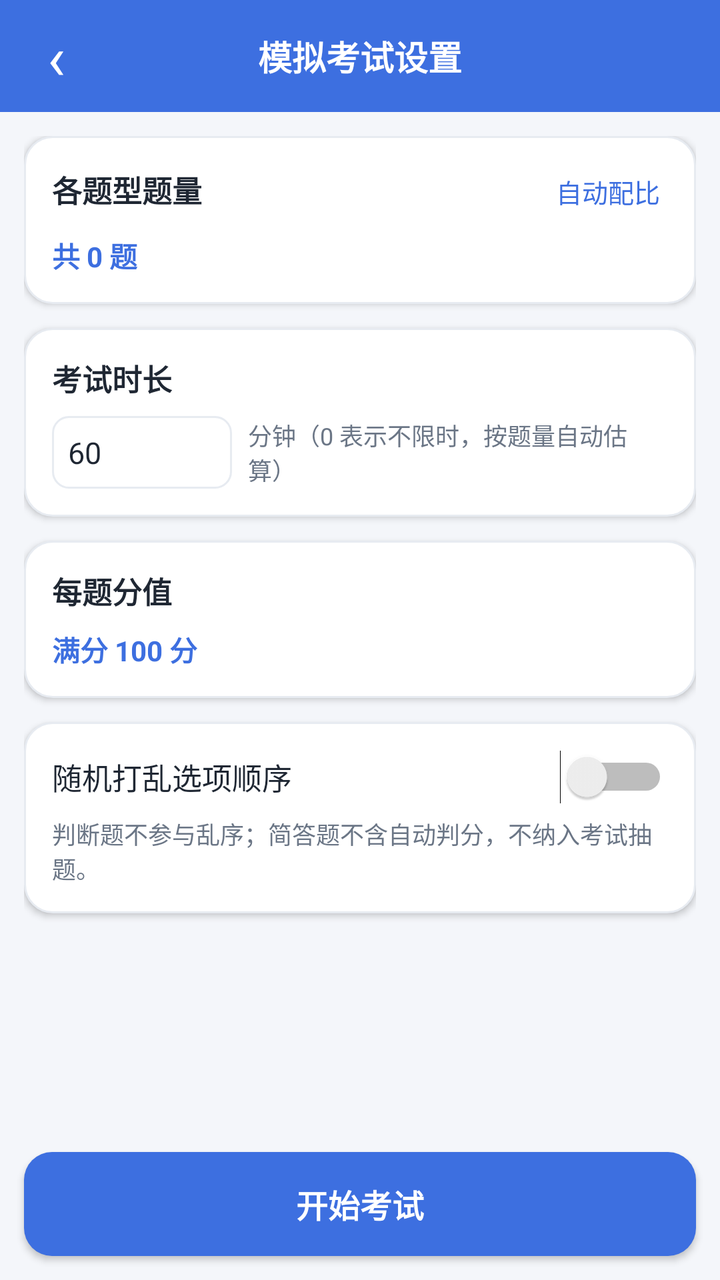
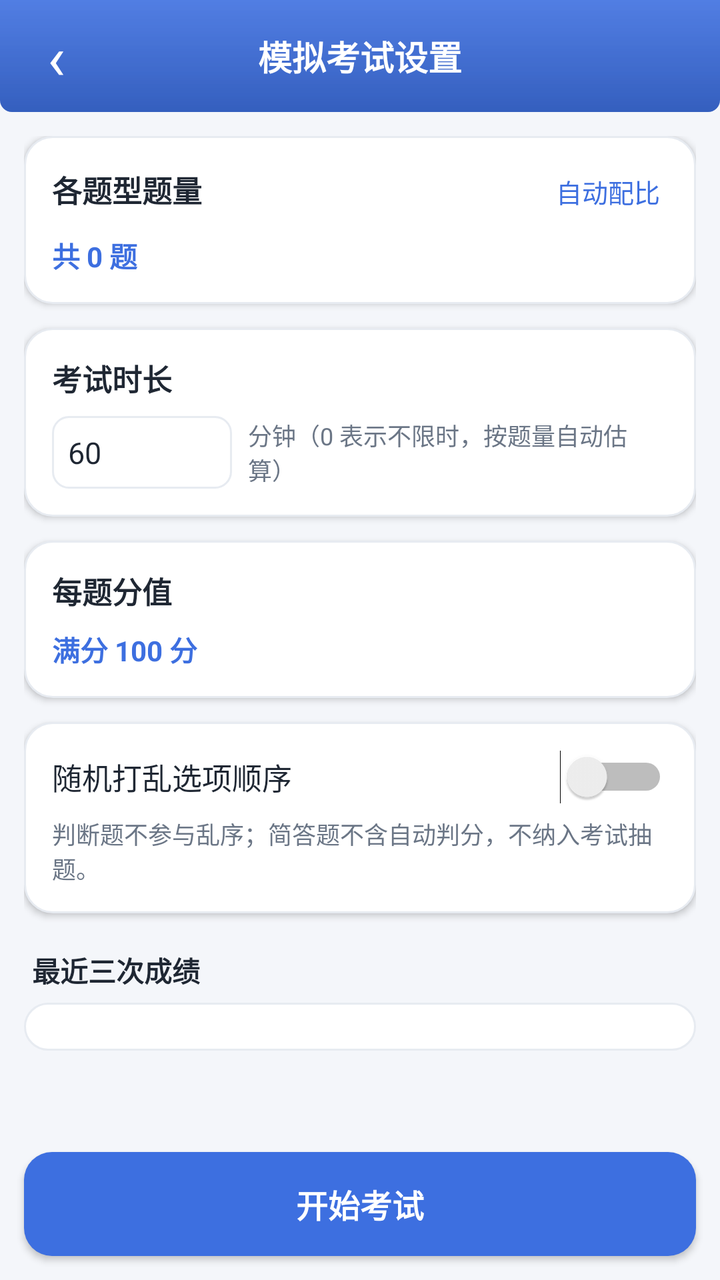

Two renders of the same Android screen: before a commit and after it. Below are the layout's source before the change and the commit's diff.
<!-- AndroidManifest.xml: application theme AppTheme.Light -->
<!-- res/layout/activity_exam_config.xml -->
<?xml version="1.0" encoding="utf-8"?>
<LinearLayout xmlns:android="http://schemas.android.com/apk/res/android"
    android:layout_width="match_parent"
    android:layout_height="match_parent"
    android:background="?attr/qzBg"
    android:orientation="vertical">

    <FrameLayout
        android:layout_width="match_parent"
        android:layout_height="wrap_content"
        android:background="?attr/qzPrimary">

        <TextView
            android:id="@+id/btnBack"
            android:layout_width="56dp"
            android:layout_height="56dp"
            android:gravity="center"
            android:text="‹"
            android:textColor="?attr/qzOnPrimary"
            android:textSize="30sp" />

        <TextView
            android:layout_width="wrap_content"
            android:layout_height="56dp"
            android:layout_gravity="center"
            android:gravity="center"
            android:text="@string/ui_73"
            android:textColor="?attr/qzOnPrimary"
            android:textSize="17sp"
            android:textStyle="bold" />
    </FrameLayout>

    <ScrollView
        android:layout_width="match_parent"
        android:layout_height="0dp"
        android:layout_weight="1"
        android:fillViewport="true">

        <LinearLayout
            android:layout_width="match_parent"
            android:layout_height="wrap_content"
            android:orientation="vertical"
            android:padding="12dp">

            <LinearLayout
                android:layout_width="match_parent"
                android:layout_height="wrap_content"
                android:background="@drawable/bg_card"
                android:elevation="2dp"
                android:orientation="vertical"
                android:padding="14dp">

                <LinearLayout
                    android:layout_width="match_parent"
                    android:layout_height="wrap_content"
                    android:orientation="horizontal">

                    <TextView
                        android:layout_width="0dp"
                        android:layout_height="wrap_content"
                        android:layout_weight="1"
                        android:text="@string/ui_35"
                        android:textColor="?attr/qzText"
                        android:textSize="15sp"
                        android:textStyle="bold" />

                    <TextView
                        android:id="@+id/btnAutoMix"
                        android:layout_width="wrap_content"
                        android:layout_height="wrap_content"
                        android:padding="4dp"
                        android:text="@string/ui_114"
                        android:textColor="?attr/qzPrimary"
                        android:textSize="13sp" />
                </LinearLayout>

                <LinearLayout
                    android:id="@+id/typeRows"
                    android:layout_width="match_parent"
                    android:layout_height="wrap_content"
                    android:orientation="vertical" />

                <TextView android:layout_width="wrap_content" android:layout_height="wrap_content"
                    android:id="@+id/totalTv"
                    android:layout_marginTop="8dp"
                    android:text="@string/ui_19"
                    android:textColor="?attr/qzPrimary"
                    android:textSize="14sp"
                    android:textStyle="bold" />
            </LinearLayout>

            <LinearLayout
                android:layout_width="match_parent"
                android:layout_height="wrap_content"
                android:layout_marginTop="12dp"
                android:background="@drawable/bg_card"
                android:elevation="2dp"
                android:orientation="vertical"
                android:padding="14dp">

                <TextView android:layout_width="wrap_content" android:layout_height="wrap_content"
                    android:text="@string/ui_111"
                    android:textColor="?attr/qzText"
                    android:textSize="15sp"
                    android:textStyle="bold" />

                <LinearLayout
                    android:layout_width="match_parent"
                    android:layout_height="wrap_content"
                    android:layout_marginTop="8dp"
                    android:gravity="center_vertical"
                    android:orientation="horizontal">

                    <EditText
                        android:id="@+id/minutes"
                        android:layout_width="90dp"
                        android:layout_height="wrap_content"
                        android:background="@drawable/bg_input"
                        android:inputType="number"
                        android:maxLength="4"
                        android:padding="8dp"
                        android:text="60"
                        android:textColor="?attr/qzText"
                        android:textSize="15sp" />

                    <TextView android:layout_width="wrap_content" android:layout_height="wrap_content"
                        android:layout_marginStart="8dp"
                        android:text="@string/ui_26"
                        android:textColor="?attr/qzTextSub"
                        android:textSize="12sp" />
                </LinearLayout>
            </LinearLayout>

            <LinearLayout
                android:layout_width="match_parent"
                android:layout_height="wrap_content"
                android:layout_marginTop="12dp"
                android:background="@drawable/bg_card"
                android:elevation="2dp"
                android:orientation="vertical"
                android:padding="14dp">

                <TextView android:layout_width="wrap_content" android:layout_height="wrap_content"
                    android:text="@string/ui_77"
                    android:textColor="?attr/qzText"
                    android:textSize="15sp"
                    android:textStyle="bold" />

                <LinearLayout
                    android:id="@+id/pointRows"
                    android:layout_width="match_parent"
                    android:layout_height="wrap_content"
                    android:orientation="vertical" />

                <TextView android:layout_width="wrap_content" android:layout_height="wrap_content"
                    android:id="@+id/fullTv"
                    android:layout_marginTop="8dp"
                    android:text="@string/ui_87"
                    android:textColor="?attr/qzPrimary"
                    android:textSize="14sp"
                    android:textStyle="bold" />
            </LinearLayout>

            <LinearLayout
                android:layout_width="match_parent"
                android:layout_height="wrap_content"
                android:layout_marginTop="12dp"
                android:background="@drawable/bg_card"
                android:elevation="2dp"
                android:orientation="vertical"
                android:padding="14dp">

                <LinearLayout
                    android:layout_width="match_parent"
                    android:layout_height="wrap_content"
                    android:gravity="center_vertical"
                    android:orientation="horizontal">

                    <TextView
                        android:layout_width="0dp"
                        android:layout_height="wrap_content"
                        android:layout_weight="1"
                        android:text="@string/ui_134"
                        android:textColor="?attr/qzText"
                        android:textSize="15sp" />

                    <Switch
                        android:id="@+id/shuffle"
                        android:layout_width="wrap_content"
                        android:layout_height="wrap_content" />
                </LinearLayout>

                <TextView android:layout_width="wrap_content" android:layout_height="wrap_content"
                    android:layout_marginTop="6dp"
                    android:text="@string/ui_28"
                    android:textColor="?attr/qzTextSub"
                    android:textSize="12sp" />
            </LinearLayout>
        </LinearLayout>
    </ScrollView>

    <TextView
        android:id="@+id/btnStart"
        android:layout_width="match_parent"
        android:layout_height="52dp"
        android:layout_margin="12dp"
        android:background="@drawable/bg_btn_primary"
        android:elevation="2dp"
        android:gravity="center"
        android:text="@string/ui_54"
        android:textColor="?attr/qzOnPrimary"
        android:textSize="16sp"
        android:textStyle="bold" />
</LinearLayout>
<!-- resources referenced by this layout -->
<resources>
  <string name="ui_111">考试时长</string>
  <string name="ui_114">自动配比</string>
  <string name="ui_19">共 0 题</string>
  <string name="ui_35">各题型题量</string>
  <string name="ui_54">开始考试</string>
  <string name="ui_77">每题分值</string>
  <style name="AppTheme.Light" parent="android:Theme.Material.Light.NoActionBar">
          <item name="android:colorPrimary">@color/primaryLight</item>
          <item name="android:colorPrimaryDark">@color/primaryDarkLight</item>
          <item name="android:colorAccent">@color/primaryLight</item>
          <item name="android:windowBackground">@color/bgLight</item>
          <item name="android:colorBackground">@color/bgLight</item>
          <item name="android:statusBarColor">@color/primaryDarkLight</item>
          <item name="android:navigationBarColor">@color/bgLight</item>
          <item name="android:textColorPrimary">@color/textLight</item>
          <item name="android:textColorSecondary">@color/textSubLight</item>
  
          <item name="qzPrimary">@color/primaryLight</item>
          <item name="qzBg">@color/bgLight</item>
          <item name="qzSurface">@color/surfaceLight</item>
          <item name="qzChipBg">@color/chipBgLight</item>
          <item name="qzText">@color/textLight</item>
          <item name="qzTextSub">@color/textSubLight</item>
          <item name="qzDivider">@color/dividerLight</item>
          <item name="qzGreen">@color/greenLight</item>
          <item name="qzGreenBg">@color/greenBgLight</item>
          <item name="qzRed">@color/redLight</item>
          <item name="qzRedBg">@color/redBgLight</item>
          <item name="qzOrange">@color/orangeLight</item>
          <item name="qzOrangeBg">@color/orangeBgLight</item>
          <item name="qzPrimaryBg">@color/primaryBgLight</item>
          <item name="qzStroke">@color/strokeLight</item>
          <item name="qzOnPrimary">@color/white</item>
      </style>
  <color name="white">#FFFFFF</color>
  <!-- unchanged entries left out for length: 24 -->
</resources>

<!-- the commit's change to res/layout/activity_exam_config.xml (unified diff, before → after) -->
@@ -8,7 +8,7 @@
     <FrameLayout
         android:layout_width="match_parent"
         android:layout_height="wrap_content"
-        android:background="?attr/qzPrimary">
+        android:background="@drawable/bg_topbar">
 
         <TextView
             android:id="@+id/btnBack"
@@ -196,8 +196,28 @@
                     android:textColor="?attr/qzTextSub"
                     android:textSize="12sp" />
             </LinearLayout>
-        </LinearLayout>
-    </ScrollView>
+        
+        <TextView
+            android:layout_width="wrap_content"
+            android:layout_height="wrap_content"
+            android:layout_marginTop="18dp"
+            android:paddingStart="4dp"
+            android:text="最近三次成绩"
+            android:textColor="?attr/qzText"
+            android:textSize="14sp"
+            android:textStyle="bold" />
+
+        <LinearLayout
+            android:id="@+id/examRecent"
+            android:layout_width="match_parent"
+            android:layout_height="wrap_content"
+            android:layout_marginTop="6dp"
+            android:background="@drawable/bg_card"
+            android:orientation="vertical"
+            android:padding="12dp" />
+    </LinearLayout>
+</ScrollView>
+
 
     <TextView
         android:id="@+id/btnStart"
<!-- resource entries referenced after the edit -->
@@ -1,5 +1,29 @@
 <!-- resources referenced by this layout -->
 <resources>
+  <!-- drawable bg_topbar (drawable) -->
+  <?xml version="1.0" encoding="utf-8"?>
+  <layer-list xmlns:android="http://schemas.android.com/apk/res/android">
+      <item>
+          <shape android:shape="rectangle">
+              <solid android:color="?attr/qzPrimary" />
+              <corners android:bottomLeftRadius="6dp" android:bottomRightRadius="6dp" />
+          </shape>
+      </item>
+      <item>
+          <shape android:shape="rectangle">
+              <gradient android:angle="270"
+                  android:startColor="#00000000" android:endColor="#26000000" />
+              <corners android:bottomLeftRadius="6dp" android:bottomRightRadius="6dp" />
+          </shape>
+      </item>
+      <item>
+          <shape android:shape="rectangle">
+              <gradient android:angle="270"
+                  android:startColor="#1AFFFFFF" android:endColor="#00FFFFFF" />
+              <corners android:bottomLeftRadius="6dp" android:bottomRightRadius="6dp" />
+          </shape>
+      </item>
+  </layer-list>
   <string name="ui_111">考试时长</string>
   <string name="ui_114">自动配比</string>
   <string name="ui_19">共 0 题</string>
@@ -7,6 +31,8 @@
   <string name="ui_54">开始考试</string>
   <string name="ui_77">每题分值</string>
   <style name="AppTheme.Light" parent="android:Theme.Material.Light.NoActionBar">
+          <item name="android:popupMenuStyle">@style/QzPopup.Light</item>
+          <item name="android:alertDialogTheme">@style/QzDialog.Light</item>
           <item name="android:colorPrimary">@color/primaryLight</item>
           <item name="android:colorPrimaryDark">@color/primaryDarkLight</item>
           <item name="android:colorAccent">@color/primaryLight</item>
@@ -34,7 +60,22 @@
           <item name="qzStroke">@color/strokeLight</item>
           <item name="qzOnPrimary">@color/white</item>
       </style>
+  <style name="QzPopup.Light" parent="android:Widget.Material.Light.PopupMenu">
+          <item name="android:popupBackground">@color/surfaceLight</item>
+          <item name="android:textColorPrimary">@color/primaryLight</item>
+          <item name="android:textColorSecondary">@color/textSubLight</item>
+      </style>
+  <style name="QzDialog.Light" parent="android:Theme.Material.Dialog.Alert">
+          <item name="android:windowBackground">@color/surfaceLight</item>
+          <item name="android:colorAccent">@color/primaryLight</item>
+          <item name="android:colorPrimary">@color/primaryLight</item>
+          <item name="android:textColorPrimary">@color/textLight</item>
+          <item name="android:textColorSecondary">@color/textSubLight</item>
+          <item name="android:colorBackgroundFloating">@color/surfaceLight</item>
+          <item name="android:textColorAlertDialogListItem">@color/dialogItemBlueLight</item>
+      </style>
   <color name="white">#FFFFFF</color>
+  <color name="dialogItemBlueLight">#2B54A8</color>
   <!-- unchanged entries left out for length: 24 -->
 </resources>
 
